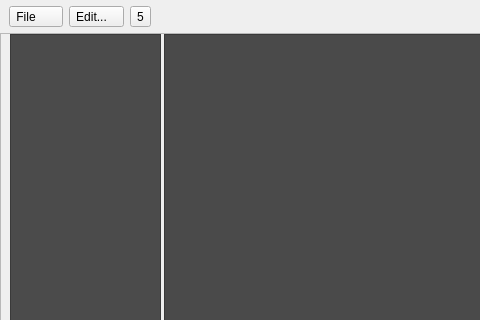
Before: the Qt Designer form src/DockWaveform.ui in gdevic/Z80Explorer, drawn with Qt 5; both pictures show x 0 to 480 and y 0 to 320 of the 780 by 540 pixel window.
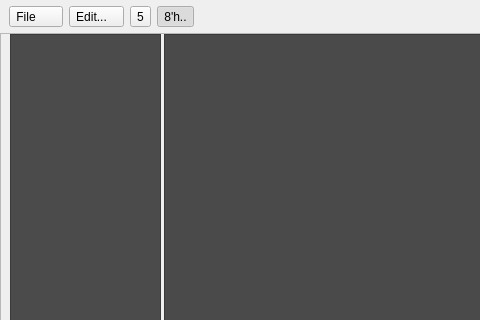
After: the same form once the commit is applied. Custom widgets are drawn as their Qt base class.

Commit message:
Adding decoration button to the waveform widget
Toggles bus numbers decorations

The edit to the form file:
```diff
--- a/src/DockWaveform.ui
+++ b/src/DockWaveform.ui
@@ -83,6 +83,19 @@
         </property>
        </widget>
       </item>
+      <item>
+       <widget class="QToolButton" name="btDecorated">
+        <property name="text">
+         <string>8'h..</string>
+        </property>
+        <property name="checkable">
+         <bool>true</bool>
+        </property>
+        <property name="checked">
+         <bool>true</bool>
+        </property>
+       </widget>
+      </item>
       <item>
        <spacer name="horizontalSpacer">
         <property name="orientation">
```
The commit also changes 4 other files.
